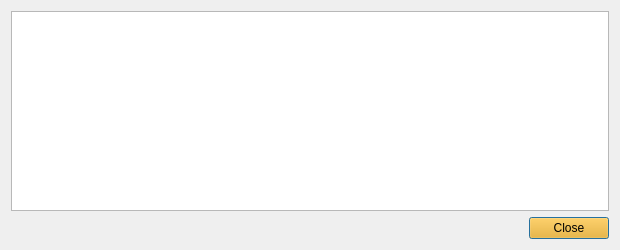
Old version of the form src/qt/forms/transactiondescdialog.ui in the repository mbirtwistle/net2.
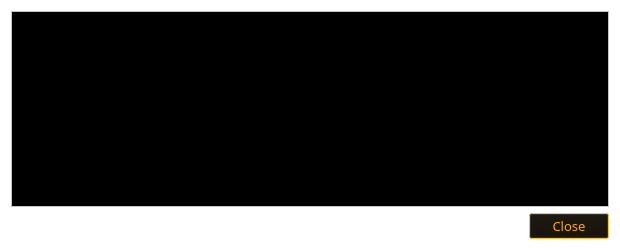
New version of the form. Icons and pictures are not drawn.

```diff
--- a/src/qt/forms/transactiondescdialog.ui
+++ b/src/qt/forms/transactiondescdialog.ui
@@ -10,6 +10,454 @@
     <height>250</height>
    </rect>
   </property>
+  <property name="palette">
+   <palette>
+    <active>
+     <colorrole role="WindowText">
+      <brush brushstyle="SolidPattern">
+       <color alpha="255">
+        <red>255</red>
+        <green>170</green>
+        <blue>0</blue>
+       </color>
+      </brush>
+     </colorrole>
+     <colorrole role="Button">
+      <brush brushstyle="SolidPattern">
+       <color alpha="255">
+        <red>0</red>
+        <green>0</green>
+        <blue>0</blue>
+       </color>
+      </brush>
+     </colorrole>
+     <colorrole role="Light">
+      <brush brushstyle="SolidPattern">
+       <color alpha="255">
+        <red>255</red>
+        <green>255</green>
+        <blue>255</blue>
+       </color>
+      </brush>
+     </colorrole>
+     <colorrole role="Midlight">
+      <brush brushstyle="SolidPattern">
+       <color alpha="255">
+        <red>255</red>
+        <green>255</green>
+        <blue>255</blue>
+       </color>
+      </brush>
+     </colorrole>
+     <colorrole role="Dark">
+      <brush brushstyle="SolidPattern">
+       <color alpha="255">
+        <red>255</red>
+        <green>255</green>
+        <blue>255</blue>
+       </color>
+      </brush>
+     </colorrole>
+     <colorrole role="Mid">
+      <brush brushstyle="SolidPattern">
+       <color alpha="255">
+        <red>255</red>
+        <green>255</green>
+        <blue>255</blue>
+       </color>
+      </brush>
+     </colorrole>
+     <colorrole role="Text">
+      <brush brushstyle="SolidPattern">
+       <color alpha="255">
+        <red>255</red>
+        <green>170</green>
+        <blue>0</blue>
+       </color>
+      </brush>
+     </colorrole>
+     <colorrole role="BrightText">
+      <brush brushstyle="SolidPattern">
+       <color alpha="255">
+        <red>255</red>
+        <green>255</green>
+        <blue>255</blue>
+       </color>
+      </brush>
+     </colorrole>
+     <colorrole role="ButtonText">
+      <brush brushstyle="SolidPattern">
+       <color alpha="255">
+        <red>255</red>
+        <green>170</green>
+        <blue>0</blue>
+       </color>
+      </brush>
+     </colorrole>
+     <colorrole role="Base">
+      <brush brushstyle="SolidPattern">
+       <color alpha="255">
+        <red>0</red>
+        <green>0</green>
+        <blue>0</blue>
+       </color>
+      </brush>
+     </colorrole>
+     <colorrole role="Window">
+      <brush brushstyle="SolidPattern">
+       <color alpha="255">
+        <red>255</red>
+        <green>255</green>
+        <blue>255</blue>
+       </color>
+      </brush>
+     </colorrole>
+     <colorrole role="Shadow">
+      <brush brushstyle="SolidPattern">
+       <color alpha="255">
+        <red>255</red>
+        <green>255</green>
+        <blue>255</blue>
+       </color>
+      </brush>
+     </colorrole>
+     <colorrole role="Highlight">
+      <brush brushstyle="SolidPattern">
+       <color alpha="145">
+        <red>255</red>
+        <green>170</green>
+        <blue>0</blue>
+       </color>
+      </brush>
+     </colorrole>
+     <colorrole role="AlternateBase">
+      <brush brushstyle="SolidPattern">
+       <color alpha="255">
+        <red>0</red>
+        <green>0</green>
+        <blue>0</blue>
+       </color>
+      </brush>
+     </colorrole>
+     <colorrole role="ToolTipBase">
+      <brush brushstyle="SolidPattern">
+       <color alpha="255">
+        <red>0</red>
+        <green>0</green>
+        <blue>0</blue>
+       </color>
+      </brush>
+     </colorrole>
+     <colorrole role="ToolTipText">
+      <brush brushstyle="SolidPattern">
+       <color alpha="255">
+        <red>255</red>
+        <green>170</green>
+        <blue>0</blue>
+       </color>
+      </brush>
+     </colorrole>
+    </active>
+    <inactive>
+     <colorrole role="WindowText">
+      <brush brushstyle="SolidPattern">
+       <color alpha="255">
+        <red>255</red>
+        <green>170</green>
+        <blue>0</blue>
+       </color>
+      </brush>
+     </colorrole>
+     <colorrole role="Button">
+      <brush brushstyle="SolidPattern">
+       <color alpha="255">
+        <red>0</red>
+        <green>0</green>
+        <blue>0</blue>
+       </color>
+      </brush>
+     </colorrole>
+     <colorrole role="Light">
+      <brush brushstyle="SolidPattern">
+       <color alpha="255">
+        <red>255</red>
+        <green>255</green>
+        <blue>255</blue>
+       </color>
+      </brush>
+     </colorrole>
+     <colorrole role="Midlight">
+      <brush brushstyle="SolidPattern">
+       <color alpha="255">
+        <red>255</red>
+        <green>255</green>
+        <blue>255</blue>
+       </color>
+      </brush>
+     </colorrole>
+     <colorrole role="Dark">
+      <brush brushstyle="SolidPattern">
+       <color alpha="255">
+        <red>255</red>
+        <green>255</green>
+        <blue>255</blue>
+       </color>
+      </brush>
+     </colorrole>
+     <colorrole role="Mid">
+      <brush brushstyle="SolidPattern">
+       <color alpha="255">
+        <red>255</red>
+        <green>255</green>
+        <blue>255</blue>
+       </color>
+      </brush>
+     </colorrole>
+     <colorrole role="Text">
+      <brush brushstyle="SolidPattern">
+       <color alpha="255">
+        <red>255</red>
+        <green>170</green>
+        <blue>0</blue>
+       </color>
+      </brush>
+     </colorrole>
+     <colorrole role="BrightText">
+      <brush brushstyle="SolidPattern">
+       <color alpha="255">
+        <red>255</red>
+        <green>255</green>
+        <blue>255</blue>
+       </color>
+      </brush>
+     </colorrole>
+     <colorrole role="ButtonText">
+      <brush brushstyle="SolidPattern">
+       <color alpha="255">
+        <red>255</red>
+        <green>170</green>
+        <blue>0</blue>
+       </color>
+      </brush>
+     </colorrole>
+     <colorrole role="Base">
+      <brush brushstyle="SolidPattern">
+       <color alpha="255">
+        <red>0</red>
+        <green>0</green>
+        <blue>0</blue>
+       </color>
+      </brush>
+     </colorrole>
+     <colorrole role="Window">
+      <brush brushstyle="SolidPattern">
+       <color alpha="255">
+        <red>255</red>
+        <green>255</green>
+        <blue>255</blue>
+       </color>
+      </brush>
+     </colorrole>
+     <colorrole role="Shadow">
+      <brush brushstyle="SolidPattern">
+       <color alpha="255">
+        <red>255</red>
+        <green>255</green>
+        <blue>255</blue>
+       </color>
+      </brush>
+     </colorrole>
+     <colorrole role="Highlight">
+      <brush brushstyle="SolidPattern">
+       <color alpha="145">
+        <red>255</red>
+        <green>170</green>
+        <blue>0</blue>
+       </color>
+      </brush>
+     </colorrole>
+     <colorrole role="AlternateBase">
+      <brush brushstyle="SolidPattern">
+       <color alpha="255">
+        <red>0</red>
+        <green>0</green>
+        <blue>0</blue>
+       </color>
+      </brush>
+     </colorrole>
+     <colorrole role="ToolTipBase">
+      <brush brushstyle="SolidPattern">
+       <color alpha="255">
+        <red>0</red>
+        <green>0</green>
+        <blue>0</blue>
+       </color>
+      </brush>
+     </colorrole>
+     <colorrole role="ToolTipText">
+      <brush brushstyle="SolidPattern">
+       <color alpha="255">
+        <red>255</red>
+        <green>170</green>
+        <blue>0</blue>
+       </color>
+      </brush>
+     </colorrole>
+    </inactive>
+    <disabled>
+     <colorrole role="WindowText">
+      <brush brushstyle="SolidPattern">
+       <color alpha="255">
+        <red>255</red>
+        <green>255</green>
+        <blue>255</blue>
+       </color>
+      </brush>
+     </colorrole>
+     <colorrole role="Button">
+      <brush brushstyle="SolidPattern">
+       <color alpha="255">
+        <red>0</red>
+        <green>0</green>
+        <blue>0</blue>
+       </color>
+      </brush>
+     </colorrole>
+     <colorrole role="Light">
+      <brush brushstyle="SolidPattern">
+       <color alpha="255">
+        <red>255</red>
+        <green>255</green>
+        <blue>255</blue>
+       </color>
+      </brush>
+     </colorrole>
+     <colorrole role="Midlight">
+      <brush brushstyle="SolidPattern">
+       <color alpha="255">
+        <red>255</red>
+        <green>255</green>
+        <blue>255</blue>
+       </color>
+      </brush>
+     </colorrole>
+     <colorrole role="Dark">
+      <brush brushstyle="SolidPattern">
+       <color alpha="255">
+        <red>255</red>
+        <green>255</green>
+        <blue>255</blue>
+       </color>
+      </brush>
+     </colorrole>
+     <colorrole role="Mid">
+      <brush brushstyle="SolidPattern">
+       <color alpha="255">
+        <red>255</red>
+        <green>255</green>
+        <blue>255</blue>
+       </color>
+      </brush>
+     </colorrole>
+     <colorrole role="Text">
+      <brush brushstyle="SolidPattern">
+       <color alpha="255">
+        <red>255</red>
+        <green>255</green>
+        <blue>255</blue>
+       </color>
+      </brush>
+     </colorrole>
+     <colorrole role="BrightText">
+      <brush brushstyle="SolidPattern">
+       <color alpha="255">
+        <red>255</red>
+        <green>255</green>
+        <blue>255</blue>
+       </color>
+      </brush>
+     </colorrole>
+     <colorrole role="ButtonText">
+      <brush brushstyle="SolidPattern">
+       <color alpha="255">
+        <red>255</red>
+        <green>255</green>
+        <blue>255</blue>
+       </color>
+      </brush>
+     </colorrole>
+     <colorrole role="Base">
+      <brush brushstyle="SolidPattern">
+       <color alpha="255">
+        <red>255</red>
+        <green>255</green>
+        <blue>255</blue>
+       </color>
+      </brush>
+     </colorrole>
+     <colorrole role="Window">
+      <brush brushstyle="SolidPattern">
+       <color alpha="255">
+        <red>255</red>
+        <green>255</green>
+        <blue>255</blue>
+       </color>
+      </brush>
+     </colorrole>
+     <colorrole role="Shadow">
+      <brush brushstyle="SolidPattern">
+       <color alpha="255">
+        <red>255</red>
+        <green>255</green>
+        <blue>255</blue>
+       </color>
+      </brush>
+     </colorrole>
+     <colorrole role="Highlight">
+      <brush brushstyle="SolidPattern">
+       <color alpha="255">
+        <red>51</red>
+        <green>153</green>
+        <blue>255</blue>
+       </color>
+      </brush>
+     </colorrole>
+     <colorrole role="AlternateBase">
+      <brush brushstyle="SolidPattern">
+       <color alpha="255">
+        <red>0</red>
+        <green>0</green>
+        <blue>0</blue>
+       </color>
+      </brush>
+     </colorrole>
+     <colorrole role="ToolTipBase">
+      <brush brushstyle="SolidPattern">
+       <color alpha="255">
+        <red>0</red>
+        <green>0</green>
+        <blue>0</blue>
+       </color>
+      </brush>
+     </colorrole>
+     <colorrole role="ToolTipText">
+      <brush brushstyle="SolidPattern">
+       <color alpha="255">
+        <red>255</red>
+        <green>170</green>
+        <blue>0</blue>
+       </color>
+      </brush>
+     </colorrole>
+    </disabled>
+   </palette>
+  </property>
+  <property name="font">
+   <font>
+    <family>Plantagenet Cherokee</family>
+    <pointsize>10</pointsize>
+   </font>
+  </property>
   <property name="windowTitle">
    <string>Transaction details</string>
   </property>
@@ -17,8 +465,8 @@
    <string notr="true">QWidget 
 { background: url(:/images/backing)}</string>
   </property>
-  <layout class="QVBoxLayout" name="verticalLayout">
-   <item>
+  <layout class="QGridLayout" name="gridLayout">
+   <item row="0" column="0">
     <widget class="QTextEdit" name="detailText">
      <property name="palette">
       <palette>
@@ -36,8 +484,8 @@
          <brush brushstyle="SolidPattern">
           <color alpha="255">
            <red>255</red>
-           <green>170</green>
-           <blue>0</blue>
+           <green>255</green>
+           <blue>255</blue>
           </color>
          </brush>
         </colorrole>
@@ -65,8 +513,8 @@
          <brush brushstyle="SolidPattern">
           <color alpha="255">
            <red>255</red>
-           <green>170</green>
-           <blue>0</blue>
+           <green>255</green>
+           <blue>255</blue>
           </color>
          </brush>
         </colorrole>
@@ -94,8 +542,8 @@
          <brush brushstyle="SolidPattern">
           <color alpha="255">
            <red>255</red>
-           <green>170</green>
-           <blue>0</blue>
+           <green>255</green>
+           <blue>255</blue>
           </color>
          </brush>
         </colorrole>
@@ -113,8 +561,8 @@
      </property>
      <property name="font">
       <font>
-       <family>Biting My Nails</family>
-       <pointsize>9</pointsize>
+       <family>Plantagenet Cherokee</family>
+       <pointsize>10</pointsize>
       </font>
      </property>
      <property name="toolTip">
@@ -125,14 +573,86 @@
      </property>
     </widget>
    </item>
-   <item>
+   <item row="1" column="0">
     <widget class="QDialogButtonBox" name="buttonBox">
      <property name="palette">
       <palette>
        <active>
+        <colorrole role="WindowText">
+         <brush brushstyle="SolidPattern">
+          <color alpha="255">
+           <red>255</red>
+           <green>170</green>
+           <blue>0</blue>
+          </color>
+         </brush>
+        </colorrole>
         <colorrole role="Button">
          <brush brushstyle="SolidPattern">
           <color alpha="255">
+           <red>0</red>
+           <green>0</green>
+           <blue>0</blue>
+          </color>
+         </brush>
+        </colorrole>
+        <colorrole role="Light">
+         <brush brushstyle="SolidPattern">
+          <color alpha="255">
+           <red>255</red>
+           <green>255</green>
+           <blue>255</blue>
+          </color>
+         </brush>
+        </colorrole>
+        <colorrole role="Midlight">
+         <brush brushstyle="SolidPattern">
+          <color alpha="255">
+           <red>255</red>
+           <green>255</green>
+           <blue>255</blue>
+          </color>
+         </brush>
+        </colorrole>
+        <colorrole role="Dark">
+         <brush brushstyle="SolidPattern">
+          <color alpha="255">
+           <red>255</red>
+           <green>255</green>
+           <blue>255</blue>
+          </color>
+         </brush>
+        </colorrole>
+        <colorrole role="Mid">
+         <brush brushstyle="SolidPattern">
+          <color alpha="255">
+           <red>255</red>
+           <green>255</green>
+           <blue>255</blue>
+          </color>
+         </brush>
+        </colorrole>
+        <colorrole role="Text">
+         <brush brushstyle="SolidPattern">
+          <color alpha="255">
+           <red>255</red>
+           <green>170</green>
+           <blue>0</blue>
+          </color>
+         </brush>
+        </colorrole>
+        <colorrole role="BrightText">
+         <brush brushstyle="SolidPattern">
+          <color alpha="255">
+           <red>255</red>
+           <green>255</green>
+           <blue>255</blue>
+          </color>
+         </brush>
+        </colorrole>
+        <colorrole role="ButtonText">
+         <brush brushstyle="SolidPattern">
+          <color alpha="255">
            <red>255</red>
            <green>170</green>
            <blue>0</blue>
@@ -142,13 +662,49 @@
         <colorrole role="Base">
          <brush brushstyle="SolidPattern">
           <color alpha="255">
-           <red>255</red>
-           <green>170</green>
+           <red>0</red>
+           <green>0</green>
            <blue>0</blue>
           </color>
          </brush>
         </colorrole>
         <colorrole role="Window">
+         <brush brushstyle="SolidPattern">
+          <color alpha="255">
+           <red>255</red>
+           <green>255</green>
+           <blue>255</blue>
+          </color>
+         </brush>
+        </colorrole>
+        <colorrole role="Shadow">
+         <brush brushstyle="SolidPattern">
+          <color alpha="255">
+           <red>255</red>
+           <green>255</green>
+           <blue>255</blue>
+          </color>
+         </brush>
+        </colorrole>
+        <colorrole role="AlternateBase">
+         <brush brushstyle="SolidPattern">
+          <color alpha="255">
+           <red>0</red>
+           <green>0</green>
+           <blue>0</blue>
+          </color>
+         </brush>
+        </colorrole>
+        <colorrole role="ToolTipBase">
+         <brush brushstyle="SolidPattern">
+          <color alpha="255">
+           <red>0</red>
+           <green>0</green>
+           <blue>0</blue>
+          </color>
+         </brush>
+        </colorrole>
+        <colorrole role="ToolTipText">
          <brush brushstyle="SolidPattern">
           <color alpha="255">
            <red>255</red>
@@ -159,9 +715,81 @@
         </colorrole>
        </active>
        <inactive>
+        <colorrole role="WindowText">
+         <brush brushstyle="SolidPattern">
+          <color alpha="255">
+           <red>255</red>
+           <green>170</green>
+           <blue>0</blue>
+          </color>
+         </brush>
+        </colorrole>
         <colorrole role="Button">
          <brush brushstyle="SolidPattern">
           <color alpha="255">
+           <red>0</red>
+           <green>0</green>
+           <blue>0</blue>
+          </color>
+         </brush>
+        </colorrole>
+        <colorrole role="Light">
+         <brush brushstyle="SolidPattern">
+          <color alpha="255">
+           <red>255</red>
+           <green>255</green>
+           <blue>255</blue>
+          </color>
+         </brush>
+        </colorrole>
+        <colorrole role="Midlight">
+         <brush brushstyle="SolidPattern">
+          <color alpha="255">
+           <red>255</red>
+           <green>255</green>
+           <blue>255</blue>
+          </color>
+         </brush>
+        </colorrole>
+        <colorrole role="Dark">
+         <brush brushstyle="SolidPattern">
+          <color alpha="255">
+           <red>255</red>
+           <green>255</green>
+           <blue>255</blue>
+          </color>
+         </brush>
+        </colorrole>
+        <colorrole role="Mid">
+         <brush brushstyle="SolidPattern">
+          <color alpha="255">
+           <red>255</red>
+           <green>255</green>
+           <blue>255</blue>
+          </color>
+         </brush>
+        </colorrole>
+        <colorrole role="Text">
+         <brush brushstyle="SolidPattern">
+          <color alpha="255">
+           <red>255</red>
+           <green>170</green>
+           <blue>0</blue>
+          </color>
+         </brush>
+        </colorrole>
+        <colorrole role="BrightText">
+         <brush brushstyle="SolidPattern">
+          <color alpha="255">
+           <red>255</red>
+           <green>255</green>
+           <blue>255</blue>
+          </color>
+         </brush>
+        </colorrole>
+        <colorrole role="ButtonText">
+         <brush brushstyle="SolidPattern">
+          <color alpha="255">
            <red>255</red>
            <green>170</green>
            <blue>0</blue>
@@ -171,13 +799,49 @@
         <colorrole role="Base">
          <brush brushstyle="SolidPattern">
           <color alpha="255">
-           <red>255</red>
-           <green>170</green>
+           <red>0</red>
+           <green>0</green>
            <blue>0</blue>
           </color>
          </brush>
         </colorrole>
         <colorrole role="Window">
+         <brush brushstyle="SolidPattern">
+          <color alpha="255">
+           <red>255</red>
+           <green>255</green>
+           <blue>255</blue>
+          </color>
+         </brush>
+        </colorrole>
+        <colorrole role="Shadow">
+         <brush brushstyle="SolidPattern">
+          <color alpha="255">
+           <red>255</red>
+           <green>255</green>
+           <blue>255</blue>
+          </color>
+         </brush>
+        </colorrole>
+        <colorrole role="AlternateBase">
+         <brush brushstyle="SolidPattern">
+          <color alpha="255">
+           <red>0</red>
+           <green>0</green>
+           <blue>0</blue>
+          </color>
+         </brush>
+        </colorrole>
+        <colorrole role="ToolTipBase">
+         <brush brushstyle="SolidPattern">
+          <color alpha="255">
+           <red>0</red>
+           <green>0</green>
+           <blue>0</blue>
+          </color>
+         </brush>
+        </colorrole>
+        <colorrole role="ToolTipText">
          <brush brushstyle="SolidPattern">
           <color alpha="255">
            <red>255</red>
@@ -188,25 +852,133 @@
         </colorrole>
        </inactive>
        <disabled>
+        <colorrole role="WindowText">
+         <brush brushstyle="SolidPattern">
+          <color alpha="255">
+           <red>255</red>
+           <green>255</green>
+           <blue>255</blue>
+          </color>
+         </brush>
+        </colorrole>
         <colorrole role="Button">
          <brush brushstyle="SolidPattern">
           <color alpha="255">
-           <red>255</red>
-           <green>170</green>
+           <red>0</red>
+           <green>0</green>
            <blue>0</blue>
           </color>
          </brush>
         </colorrole>
+        <colorrole role="Light">
+         <brush brushstyle="SolidPattern">
+          <color alpha="255">
+           <red>255</red>
+           <green>255</green>
+           <blue>255</blue>
+          </color>
+         </brush>
+        </colorrole>
+        <colorrole role="Midlight">
+         <brush brushstyle="SolidPattern">
+          <color alpha="255">
+           <red>255</red>
+           <green>255</green>
+           <blue>255</blue>
+          </color>
+         </brush>
+        </colorrole>
+        <colorrole role="Dark">
+         <brush brushstyle="SolidPattern">
+          <color alpha="255">
+           <red>255</red>
+           <green>255</green>
+           <blue>255</blue>
+          </color>
+         </brush>
+        </colorrole>
+        <colorrole role="Mid">
+         <brush brushstyle="SolidPattern">
+          <color alpha="255">
+           <red>255</red>
+           <green>255</green>
+           <blue>255</blue>
+          </color>
+         </brush>
+        </colorrole>
+        <colorrole role="Text">
+         <brush brushstyle="SolidPattern">
+          <color alpha="255">
+           <red>255</red>
+           <green>255</green>
+           <blue>255</blue>
+          </color>
+         </brush>
+        </colorrole>
+        <colorrole role="BrightText">
+         <brush brushstyle="SolidPattern">
+          <color alpha="255">
+           <red>255</red>
+           <green>255</green>
+           <blue>255</blue>
+          </color>
+         </brush>
+        </colorrole>
+        <colorrole role="ButtonText">
+         <brush brushstyle="SolidPattern">
+          <color alpha="255">
+           <red>255</red>
+           <green>255</green>
+           <blue>255</blue>
+          </color>
+         </brush>
+        </colorrole>
         <colorrole role="Base">
          <brush brushstyle="SolidPattern">
           <color alpha="255">
            <red>255</red>
-           <green>170</green>
-           <blue>0</blue>
+           <green>255</green>
+           <blue>255</blue>
           </color>
          </brush>
         </colorrole>
         <colorrole role="Window">
+         <brush brushstyle="SolidPattern">
+          <color alpha="255">
+           <red>255</red>
+           <green>255</green>
+           <blue>255</blue>
+          </color>
+         </brush>
+        </colorrole>
+        <colorrole role="Shadow">
+         <brush brushstyle="SolidPattern">
+          <color alpha="255">
+           <red>255</red>
+           <green>255</green>
+           <blue>255</blue>
+          </color>
+         </brush>
+        </colorrole>
+        <colorrole role="AlternateBase">
+         <brush brushstyle="SolidPattern">
+          <color alpha="255">
+           <red>0</red>
+           <green>0</green>
+           <blue>0</blue>
+          </color>
+         </brush>
+        </colorrole>
+        <colorrole role="ToolTipBase">
+         <brush brushstyle="SolidPattern">
+          <color alpha="255">
+           <red>0</red>
+           <green>0</green>
+           <blue>0</blue>
+          </color>
+         </brush>
+        </colorrole>
+        <colorrole role="ToolTipText">
          <brush brushstyle="SolidPattern">
           <color alpha="255">
            <red>255</red>
@@ -220,12 +992,12 @@
      </property>
      <property name="font">
       <font>
-       <family>Biting My Nails</family>
-       <pointsize>9</pointsize>
+       <family>Plantagenet Cherokee</family>
+       <pointsize>10</pointsize>
       </font>
      </property>
      <property name="styleSheet">
-      <string notr="true">background:rgb(255, 170, 0)</string>
+      <string notr="true"/>
      </property>
      <property name="orientation">
       <enum>Qt::Horizontal</enum>
```
Left out of the diff: 6 changed lines with no effect on the pictures.
